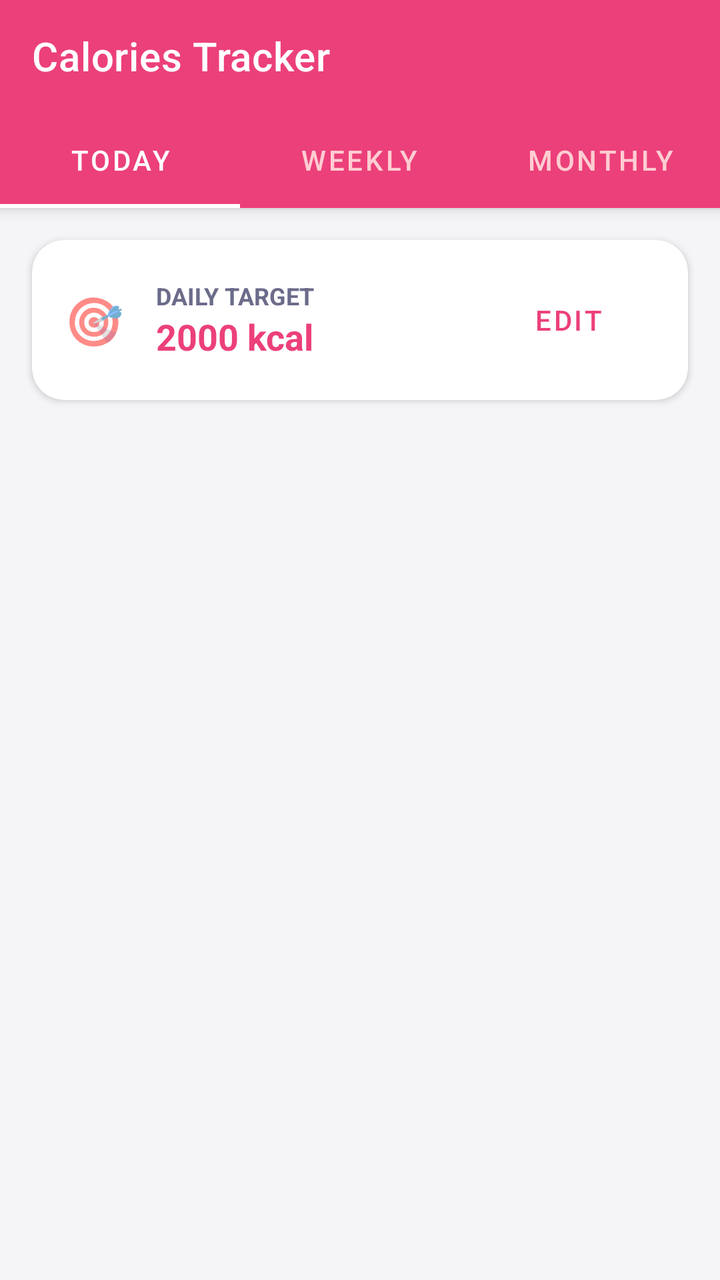
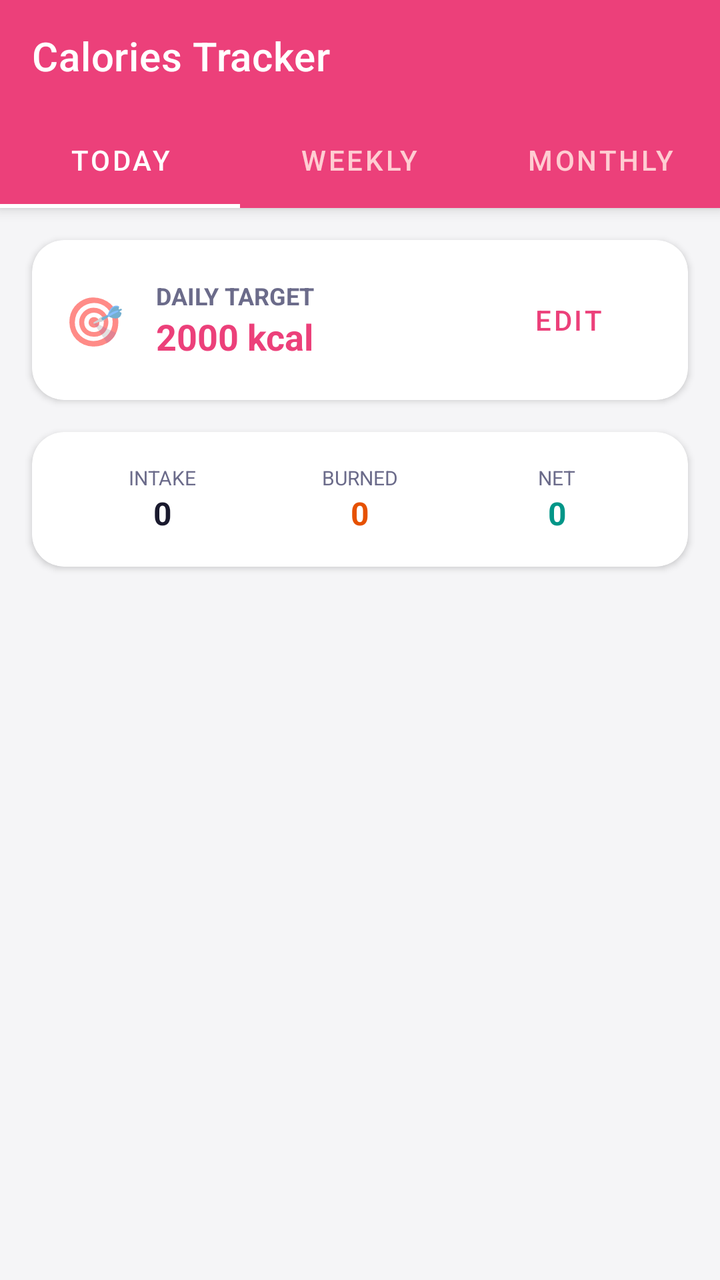

The first picture is an Android layout as it rendered before a commit; the second is the same layout after the commit. The layout source and the unified diff follow.
<!-- AndroidManifest.xml: application theme Theme.DailyRoutine -->
<!-- res/layout/activity_calories.xml -->
<?xml version="1.0" encoding="utf-8"?>
<androidx.coordinatorlayout.widget.CoordinatorLayout xmlns:android="http://schemas.android.com/apk/res/android"
    xmlns:app="http://schemas.android.com/apk/res-auto"
    android:layout_width="match_parent"
    android:layout_height="match_parent"
    android:background="@color/bgPage">

    <com.google.android.material.appbar.AppBarLayout
        android:layout_width="match_parent"
        android:layout_height="wrap_content"
        android:background="@color/healthCalories">

        <androidx.appcompat.widget.Toolbar
            android:id="@+id/toolbar"
            android:layout_width="match_parent"
            android:layout_height="?attr/actionBarSize"
            app:title="Calories Tracker"
            app:titleTextColor="@android:color/white"/>

        <com.google.android.material.tabs.TabLayout
            android:id="@+id/tabLayout"
            android:layout_width="match_parent"
            android:layout_height="wrap_content"
            android:background="@color/healthCalories"
            app:tabTextColor="#FFCDD2"
            app:tabSelectedTextColor="@android:color/white"
            app:tabIndicatorColor="@android:color/white"
            app:tabMode="fixed">
            <com.google.android.material.tabs.TabItem android:layout_width="wrap_content" android:layout_height="wrap_content" android:text="Today"/>
            <com.google.android.material.tabs.TabItem android:layout_width="wrap_content" android:layout_height="wrap_content" android:text="Weekly"/>
            <com.google.android.material.tabs.TabItem android:layout_width="wrap_content" android:layout_height="wrap_content" android:text="Monthly"/>
        </com.google.android.material.tabs.TabLayout>

    </com.google.android.material.appbar.AppBarLayout>

    <LinearLayout
        android:layout_width="match_parent"
        android:layout_height="match_parent"
        android:orientation="vertical"
        app:layout_behavior="@string/appbar_scrolling_view_behavior">

        <com.google.android.material.card.MaterialCardView
            android:layout_width="match_parent"
            android:layout_height="wrap_content"
            android:layout_margin="16dp"
            app:cardCornerRadius="16dp"
            app:cardElevation="2dp">
            <LinearLayout
                android:layout_width="match_parent"
                android:layout_height="wrap_content"
                android:orientation="vertical">

                <LinearLayout
                    android:layout_width="match_parent"
                    android:layout_height="wrap_content"
                    android:orientation="horizontal"
                    android:padding="16dp"
                    android:gravity="center_vertical">
                    <TextView android:layout_width="wrap_content" android:layout_height="wrap_content" android:text="🎯" android:textSize="24sp"/>
                    <LinearLayout android:layout_width="0dp" android:layout_height="wrap_content" android:layout_weight="1" android:layout_marginStart="16dp" android:orientation="vertical">
                        <TextView android:layout_width="wrap_content" android:layout_height="wrap_content" android:text="Daily Target" android:textSize="12sp" android:textStyle="bold" android:textColor="@color/textSecondary" android:textAllCaps="true"/>
                        <TextView android:id="@+id/tvCalorieGoal" android:layout_width="wrap_content" android:layout_height="wrap_content" android:text="2000 kcal" android:textSize="18sp" android:textStyle="bold" android:textColor="@color/healthCalories"/>
                    </LinearLayout>
                    <Button android:id="@+id/btnEditGoal" style="@style/Widget.MaterialComponents.Button.TextButton" android:layout_width="wrap_content" android:layout_height="wrap_content" android:text="Edit" android:textColor="@color/healthCalories"/>
                </LinearLayout>

                <TextView
                    android:id="@+id/tvAnalyzing"
                    android:layout_width="match_parent"
                    android:layout_height="wrap_content"
                    android:text="🔍 AI Engine analyzing meals..."
                    android:textSize="11sp"
                    android:textStyle="italic"
                    android:textColor="@color/primary"
                    android:paddingHorizontal="16dp"
                    android:paddingBottom="12dp"
                    android:visibility="gone"/>
            </LinearLayout>
        </com.google.android.material.card.MaterialCardView>

        <FrameLayout
            android:id="@+id/container"
            android:layout_width="match_parent"
            android:layout_height="match_parent">

            
            <LinearLayout
                android:id="@+id/viewToday"
                android:layout_width="match_parent"
                android:layout_height="match_parent"
                android:orientation="vertical"
                android:visibility="visible">

                <LinearLayout
                    android:id="@+id/llTodayEmpty"
                    android:layout_width="match_parent"
                    android:layout_height="match_parent"
                    android:gravity="center"
                    android:orientation="vertical"
                    android:padding="32dp"
                    android:visibility="gone">
                    <TextView android:layout_width="wrap_content" android:layout_height="wrap_content" android:text="🍽️" android:textSize="64sp"/>
                    <TextView android:layout_width="wrap_content" android:layout_height="wrap_content" android:text="No Meals Found" android:textSize="18sp" android:textStyle="bold" android:textColor="@color/textPrimary" android:layout_marginTop="16dp"/>
                    <TextView android:layout_width="wrap_content" android:layout_height="wrap_content" android:text="Add meals to your Nutrition plan to see calorie breakdowns." android:textSize="14sp" android:textColor="@color/textSecondary" android:gravity="center" android:layout_marginTop="8dp"/>
                </LinearLayout>

                <androidx.recyclerview.widget.RecyclerView
                    android:id="@+id/rvTodayCalories"
                    android:layout_width="match_parent"
                    android:layout_height="0dp"
                    android:layout_weight="1"
                    android:paddingHorizontal="16dp"
                    android:clipToPadding="false"/>
                <TextView
                    android:id="@+id/tvDailyWarning"
                    android:layout_width="match_parent"
                    android:layout_height="wrap_content"
                    android:padding="16dp"
                    android:text="⚠️ You have exceeded your daily calorie limit!"
                    android:textColor="#E65100"
                    android:textStyle="bold"
                    android:gravity="center"
                    android:background="#FFF3E0"
                    android:visibility="gone"/>
            </LinearLayout>

            
            <LinearLayout
                android:id="@+id/viewWeekly"
                android:layout_width="match_parent"
                android:layout_height="match_parent"
                android:orientation="vertical"
                android:visibility="gone">

                
                <HorizontalScrollView
                    android:layout_width="match_parent"
                    android:layout_height="300dp"
                    android:scrollbars="none">
                    <LinearLayout
                        android:id="@+id/llWeeklyGraph"
                        android:layout_width="wrap_content"
                        android:layout_height="match_parent"
                        android:orientation="horizontal"
                        android:padding="16dp"
                        android:gravity="bottom"/>
                </HorizontalScrollView>

                <TextView
                    android:id="@+id/tvWeeklyWarning"
                    android:layout_width="match_parent"
                    android:layout_height="wrap_content"
                    android:padding="16dp"
                    android:text="⚠️ You have exceeded your calorie limit for this week!"
                    android:textColor="#E65100"
                    android:textStyle="bold"
                    android:gravity="center"
                    android:background="#FFF3E0"
                    android:visibility="gone"
                    android:layout_marginTop="16dp"/>
            </LinearLayout>

            
            <LinearLayout
                android:id="@+id/viewMonthly"
                android:layout_width="match_parent"
                android:layout_height="match_parent"
                android:orientation="vertical"
                android:visibility="gone">

                <HorizontalScrollView
                    android:layout_width="match_parent"
                    android:layout_height="300dp"
                    android:scrollbars="none">
                    <LinearLayout
                        android:id="@+id/llMonthlyGraph"
                        android:layout_width="wrap_content"
                        android:layout_height="match_parent"
                        android:orientation="horizontal"
                        android:padding="16dp"
                        android:gravity="bottom"/>
                </HorizontalScrollView>

                <TextView
                    android:id="@+id/tvMonthlyWarning"
                    android:layout_width="match_parent"
                    android:layout_height="wrap_content"
                    android:padding="16dp"
                    android:text="⚠️ Limit exceeded in weeks: ..."
                    android:textColor="#E65100"
                    android:textStyle="bold"
                    android:gravity="center"
                    android:background="#FFF3E0"
                    android:visibility="gone"
                    android:layout_marginTop="16dp"/>
            </LinearLayout>

        </FrameLayout>

    </LinearLayout>

</androidx.coordinatorlayout.widget.CoordinatorLayout>
<!-- resources referenced by this layout -->
<resources>
  <color name="bgPage">#F5F5F7</color>
  <color name="healthCalories">#EC407A</color>
  <color name="primary">#5B5FEF</color>
  <color name="textPrimary">#1A1A2E</color>
  <color name="textSecondary">#6B6B8A</color>
  <style name="Theme.DailyRoutine" parent="Theme.MaterialComponents.DayNight.NoActionBar">
          <item name="colorPrimary">@color/primary</item>
          <item name="colorPrimaryVariant">@color/primaryDark</item>
          <item name="colorOnPrimary">@android:color/white</item>
          <item name="colorSecondary">@color/accent</item>
          <item name="colorOnSecondary">@android:color/white</item>
          <item name="android:windowBackground">@color/bgPage</item>
          <item name="android:statusBarColor">@color/statusBar</item>
          <item name="android:navigationBarColor">@color/primaryDark</item>
          
          <item name="dialogCornerRadius">16dp</item>
      </style>
  <color name="primaryDark">#3F41C2</color>
  <color name="accent">#7E57C2</color>
  <color name="statusBar">#5B5FEF</color>
</resources>

<!-- the commit's change to res/layout/activity_calories.xml (unified diff, before → after) -->
@@ -78,6 +78,35 @@
             </LinearLayout>
         </com.google.android.material.card.MaterialCardView>
 
+        <com.google.android.material.card.MaterialCardView
+            android:id="@+id/cardEnergyBalance"
+            android:layout_width="match_parent"
+            android:layout_height="wrap_content"
+            android:layout_marginHorizontal="16dp"
+            android:layout_marginBottom="16dp"
+            app:cardCornerRadius="16dp"
+            app:cardElevation="2dp">
+            <LinearLayout
+                android:layout_width="match_parent"
+                android:layout_height="wrap_content"
+                android:orientation="horizontal"
+                android:padding="16dp"
+                android:weightSum="3">
+                <LinearLayout android:layout_width="0dp" android:layout_height="wrap_content" android:layout_weight="1" android:orientation="vertical" android:gravity="center">
+                    <TextView android:layout_width="wrap_content" android:layout_height="wrap_content" android:text="Intake" android:textSize="10sp" android:textAllCaps="true" android:textColor="@color/textSecondary"/>
+                    <TextView android:id="@+id/tvIntakeSum" android:layout_width="wrap_content" android:layout_height="wrap_content" android:text="0" android:textSize="16sp" android:textStyle="bold" android:textColor="@color/textPrimary"/>
+                </LinearLayout>
+                <LinearLayout android:layout_width="0dp" android:layout_height="wrap_content" android:layout_weight="1" android:orientation="vertical" android:gravity="center">
+                    <TextView android:layout_width="wrap_content" android:layout_height="wrap_content" android:text="Burned" android:textSize="10sp" android:textAllCaps="true" android:textColor="@color/textSecondary"/>
+                    <TextView android:id="@+id/tvBurnedSum" android:layout_width="wrap_content" android:layout_height="wrap_content" android:text="0" android:textSize="16sp" android:textStyle="bold" android:textColor="#E65100"/>
+                </LinearLayout>
+                <LinearLayout android:layout_width="0dp" android:layout_height="wrap_content" android:layout_weight="1" android:orientation="vertical" android:gravity="center">
+                    <TextView android:layout_width="wrap_content" android:layout_height="wrap_content" android:text="Net" android:textSize="10sp" android:textAllCaps="true" android:textColor="@color/textSecondary"/>
+                    <TextView android:id="@+id/tvNetBalance" android:layout_width="wrap_content" android:layout_height="wrap_content" android:text="0" android:textSize="16sp" android:textStyle="bold" android:textColor="@color/healthSync"/>
+                </LinearLayout>
+            </LinearLayout>
+        </com.google.android.material.card.MaterialCardView>
+
         <FrameLayout
             android:id="@+id/container"
             android:layout_width="match_parent"
<!-- resource entries referenced after the edit -->
@@ -2,6 +2,7 @@
 <resources>
   <color name="bgPage">#F5F5F7</color>
   <color name="healthCalories">#EC407A</color>
+  <color name="healthSync">#009688</color>
   <color name="primary">#5B5FEF</color>
   <color name="textPrimary">#1A1A2E</color>
   <color name="textSecondary">#6B6B8A</color>
